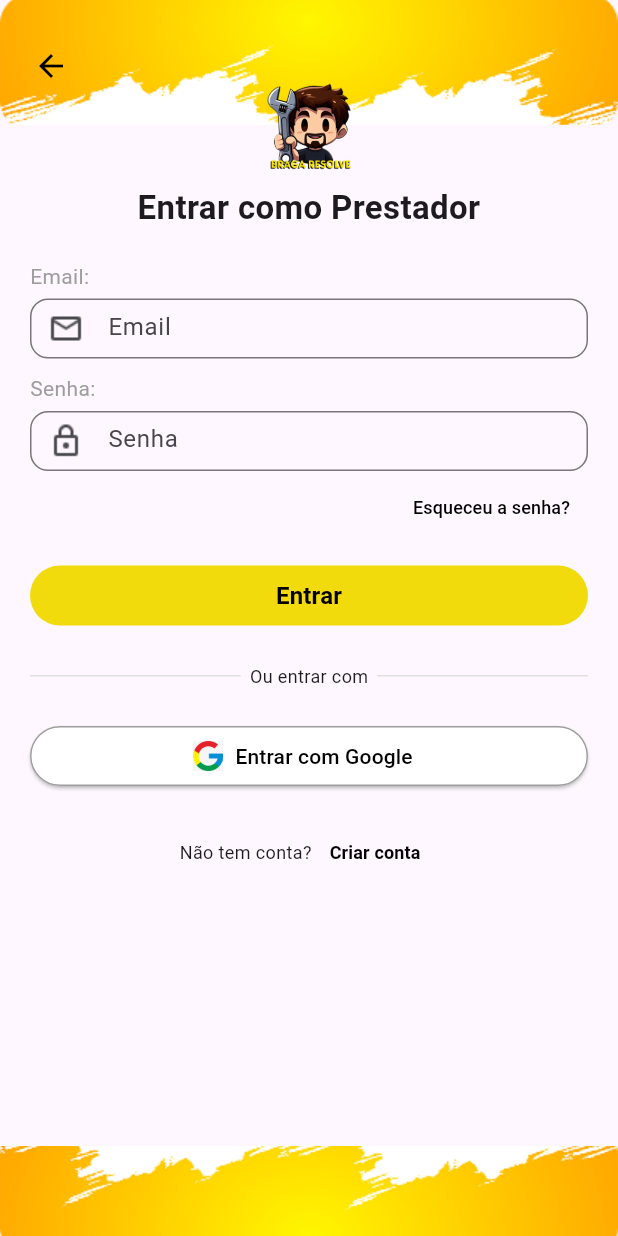
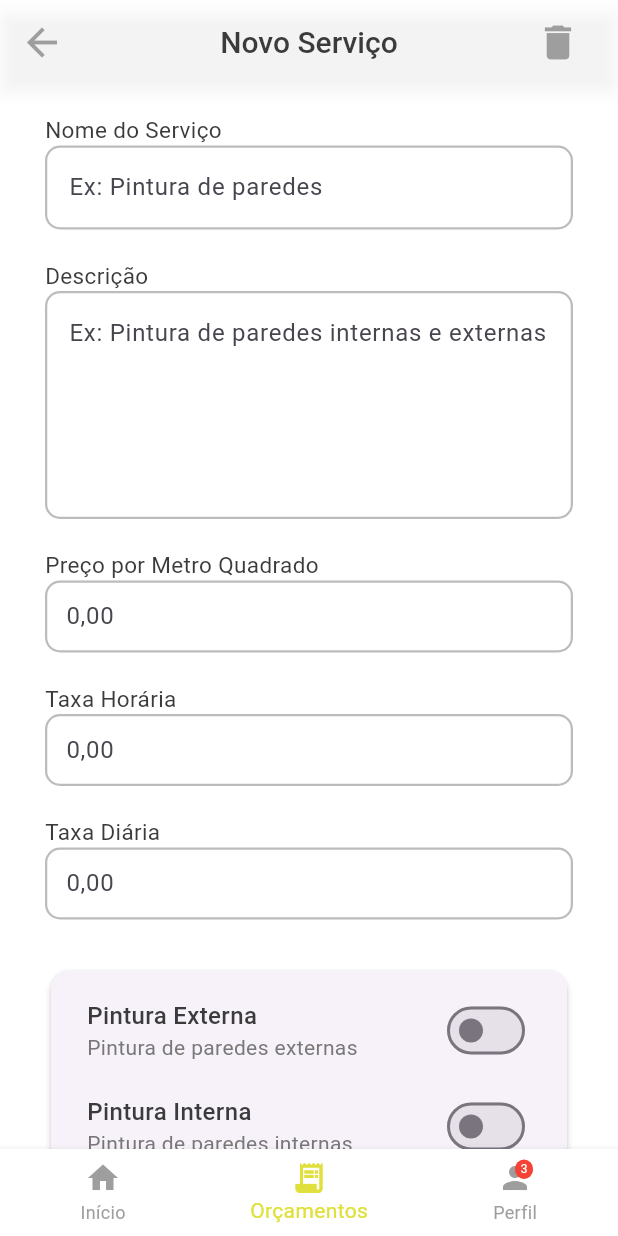
Before and after one commit to Adri210/Braga-Resolve, a Flutter app: the Prestadorscreen screen opened directly, after a tap on "Entrar", on a phone screen of 412 x 824 dp. Run offline on Flutter 3.47's test engine with Material 3 defaults, Android fonts, the light colour scheme and no system bars.

Commit message:
Tela- Novo-Orcamento
Adicionado a tela de criacao do orcamento para o prestador de servicos

```diff
--- /dev/null
+++ b/lib/Components/barra_navegacao.dart
@@ -0,0 +1,72 @@
+import 'package:flutter/material.dart';
+
+class CustomBottomNavigation extends StatelessWidget {
+  final int currentIndex;
+  final Function(int) onTap;
+
+  const CustomBottomNavigation({
+    super.key,
+    required this.currentIndex,
+    required this.onTap,
+  });
+
+  @override
+  Widget build(BuildContext context) {
+    return Theme(
+      data: Theme.of(context).copyWith(
+        bottomNavigationBarTheme: const BottomNavigationBarThemeData(
+          selectedItemColor: Color.fromARGB(255, 224, 224, 60),
+          unselectedItemColor: Colors.grey,
+          backgroundColor: Colors.white,
+          elevation: 4,
+          type: BottomNavigationBarType.fixed,
+        ),
+      ),
+      child: BottomNavigationBar(
+        items: [
+          const BottomNavigationBarItem(
+            icon: Icon(Icons.home),
+            label: 'Início',
+          ),
+          const BottomNavigationBarItem(
+            icon: Icon(Icons.receipt_long),
+            label: 'Orçamentos',
+          ),
+          BottomNavigationBarItem(
+            icon: Stack(
+              children: [
+                const Icon(Icons.person),
+                Positioned(
+                  right: 0,
+                  top: 0,
+                  child: Container(
+                    padding: const EdgeInsets.all(1),
+                    decoration: BoxDecoration(
+                      color: Colors.red,
+                      borderRadius: BorderRadius.circular(6),
+                    ),
+                    constraints: const BoxConstraints(
+                      minWidth: 12,
+                      minHeight: 12,
+                    ),
+                    child: const Text(
+                      '3',
+                      style: TextStyle(
+                        color: Colors.white,
+                        fontSize: 8,
+                      ),
+                      textAlign: TextAlign.center,
+                    ),
+                  ),
+                ),
+              ],
+            ),
+            label: 'Perfil',
+          ),
+        ],
+        currentIndex: currentIndex,
+        onTap: onTap,
+      ),
+    );
+  }
+}
--- a/lib/prestadorscreen.dart
+++ b/lib/Screens/clientescreen.dart
@@ -13,13 +13,13 @@ class MyApp extends StatelessWidget {
     return MaterialApp(
       debugShowCheckedModeBanner: false,
       title: '',
-      home: const Prestadorscreen(),
+      home: const ClienteScreen(),
     );
   }
 }
 
-class Prestadorscreen extends StatelessWidget {
-  const Prestadorscreen({super.key});
+class ClienteScreen extends StatelessWidget {
+  const ClienteScreen({super.key});
 
   @override
   Widget build(BuildContext context) {
@@ -27,6 +27,7 @@ class Prestadorscreen extends StatelessWidget {
     const double logoHeight = 60;
 
     return Scaffold(
+      backgroundColor: Colors.white,
       body: Stack(
         children: [
           // Corpo
@@ -37,7 +38,7 @@ class Prestadorscreen extends StatelessWidget {
               children: [
                 const SizedBox(height: 10),
                 const Text(
-                  'Entrar como Prestador',
+                  'Entrar como Cliente',
                   style: TextStyle(fontSize: 22, fontWeight: FontWeight.bold),
                   textAlign: TextAlign.center,
                 ),
@@ -138,7 +139,7 @@ class Prestadorscreen extends StatelessWidget {
           SizedBox(
             width: double.infinity,
             height: topoHeight,
-            child: Image.asset("assets/images/logo_top.png", fit: BoxFit.cover),
+            child: Image.asset("assets/images/logo_top.jpg", fit: BoxFit.cover),
           ),
           // Seta de voltar
           Positioned(
@@ -170,8 +171,8 @@ class Prestadorscreen extends StatelessWidget {
             right: 0,
             child: SizedBox(
               width: double.infinity,
-              height: 60,
-              child: Image.asset("assets/images/footer.png", fit: BoxFit.cover),
+              height: 110,
+              child: Image.asset("assets/images/footer.jpg", fit: BoxFit.cover),
             ),
           ),
         ],
--- /dev/null
+++ b/lib/Screens/orcamentoscreen.dart
@@ -0,0 +1,439 @@
+import 'package:flutter/material.dart';
+import '../Components/barra_navegacao.dart';
+
+class Budget extends StatefulWidget {
+  const Budget({super.key});
+
+  @override
+  State<Budget> createState() => _BudgetState();
+}
+
+class _BudgetState extends State<Budget> {
+
+  bool pinturaExterna = false;
+  bool pinturaInterna = false;
+  bool usoMaterialPrestador = false;
+
+  @override
+  Widget build(BuildContext context) {
+    return Scaffold(
+      backgroundColor: Colors.white,
+      appBar: AppBar(
+        title: const Text('Novo Serviço'),
+        titleTextStyle: const TextStyle(
+          fontSize: 20,
+          color: Color.fromARGB(255, 59, 59, 59),
+          fontWeight: FontWeight.w500,
+        ),
+        centerTitle: true,
+        backgroundColor: Colors.transparent,
+        surfaceTintColor: Colors.transparent,
+        leading: IconButton(
+          icon: const Icon(Icons.arrow_back, color: Colors.grey, size: 30.0),
+          onPressed: () {},
+        ),
+        actions: [
+          IconButton(
+            icon: const Icon(Icons.delete, color: Colors.grey, size: 30.0),
+            onPressed: () {},
+          ),
+          const Padding(
+            padding: EdgeInsets.only(right: 16.0),
+            child: SizedBox.shrink(),
+          ),
+        ],
+        elevation: 4,
+        shadowColor: Colors.grey.withAlpha(30),
+      ),
+      body: Padding(
+        padding: const EdgeInsets.only(left: 30.0, right: 30.0),
+        child: Center(
+          child: ListView(
+          children: [
+              const Padding(
+                padding: EdgeInsets.only(top: 20.0),
+                child: Text(
+                  'Nome do Serviço',
+                  textAlign: TextAlign.start,
+                  style: TextStyle(
+                    fontSize: 15,
+                    color: Color.fromARGB(255, 59, 59, 59),
+                  ),
+                ),
+              ),
+              const TextField(
+                decoration: InputDecoration(
+                  enabledBorder: OutlineInputBorder(
+                    borderRadius: BorderRadius.all(Radius.circular(10.0)),
+                    borderSide: BorderSide(
+                      color: Color.fromARGB(255, 189, 188, 188),
+                      width: 1.5,
+                    ),
+                  ),
+                  focusedBorder: OutlineInputBorder(
+                    borderSide: BorderSide(
+                      color: Color.fromARGB(255, 224, 224, 60),
+                      width: 2.0,
+                    ),
+                    borderRadius: BorderRadius.all(Radius.circular(10.0)),
+                  ),
+                  hintText: 'Ex: Pintura de paredes',
+                ),
+              ),
+              const Padding(
+                padding: EdgeInsets.only(top: 20.0),
+                child: Text(
+                  'Descrição',
+                  textAlign: TextAlign.start,
+                  style: TextStyle(
+                    fontSize: 15,
+                    color: Color.fromARGB(255, 59, 59, 59),
+                  ),
+                ),
+              ),
+              const TextField(
+                maxLines: null,
+                minLines: 5,
+                decoration: InputDecoration(
+                  enabledBorder: OutlineInputBorder(
+                    borderRadius: BorderRadius.all(Radius.circular(10.0)),
+                    borderSide: BorderSide(
+                      color: Color.fromARGB(255, 189, 188, 188),
+                      width: 1.5,
+                    ),
+                  ),
+                  focusedBorder: OutlineInputBorder(
+                    borderSide: BorderSide(
+                      color: Color.fromARGB(255, 224, 224, 60),
+                      width: 2.0,
+                    ),
+                    borderRadius: BorderRadius.all(Radius.circular(10.0)),
+                  ),
+                  hintText: 'Ex: Pintura de paredes internas e externas',
+                ),
+              ),
+              const Padding(
+                padding: EdgeInsets.only(top: 20.0),
+                child: Text(
+                  'Preço por Metro Quadrado',
+                  textAlign: TextAlign.start,
+                  style: TextStyle(
+                    fontSize: 15,
+                    color: Color.fromARGB(255, 59, 59, 59),
+                  ),
+                ),
+              ),
+              const TextField(
+                decoration: InputDecoration(
+                  contentPadding: EdgeInsets.symmetric(
+                    vertical: 10,
+                    horizontal: 10,
+                  ),
+                  enabledBorder: OutlineInputBorder(
+                    borderRadius: BorderRadius.all(Radius.circular(10.0)),
+                    borderSide: BorderSide(
+                      color: Color.fromARGB(255, 189, 188, 188),
+                      width: 1.5,
+                    ),
+                  ),
+                  focusedBorder: OutlineInputBorder(
+                    borderSide: BorderSide(
+                      color: Color.fromARGB(255, 224, 224, 60),
+                      width: 2.0,
+                    ),
+                    borderRadius: BorderRadius.all(Radius.circular(10.0)),
+                  ),
+                  hintText: '0,00',
+                  suffixText: 'R\$/m²',
+                ),
+              ),
+              const Padding(
+                padding: EdgeInsets.only(top: 20.0),
+                child: Text(
+                  'Taxa Horária',
+                  textAlign: TextAlign.start,
+                  style: TextStyle(
+                    fontSize: 15,
+                    color: Color.fromARGB(255, 59, 59, 59),
+                  ),
+                ),
+              ),
+              const TextField(
+                decoration: InputDecoration(
+                  contentPadding: EdgeInsets.symmetric(
+                    vertical: 10,
+                    horizontal: 10,
+                  ),
+                  enabledBorder: OutlineInputBorder(
+                    borderRadius: BorderRadius.all(Radius.circular(10.0)),
+                    borderSide: BorderSide(
+                      color: Color.fromARGB(255, 189, 188, 188),
+                      width: 1.5,
+                    ),
+                  ),
+                  focusedBorder: OutlineInputBorder(
+                    borderSide: BorderSide(
+                      color: Color.fromARGB(255, 224, 224, 60),
+                      width: 2.0,
+                    ),
+                    borderRadius: BorderRadius.all(Radius.circular(10.0)),
+                  ),
+                  hintText: '0,00',
+                  suffixText: 'R\$/h',
+                ),
+              ),
+              const Padding(
+                padding: EdgeInsets.only(top: 20.0),
+                child: Text(
+                  'Taxa Diária',
+                  textAlign: TextAlign.start,
+                  style: TextStyle(
+                    fontSize: 15,
+                    color: Color.fromARGB(255, 59, 59, 59),
+                  ),
+                ),
+              ),
+              const TextField(
+                decoration: InputDecoration(
+                  contentPadding: EdgeInsets.symmetric(
+                    vertical: 10,
+                    horizontal: 10,
+                  ),
+                  enabledBorder: OutlineInputBorder(
+                    borderRadius: BorderRadius.all(Radius.circular(10.0)),
+                    borderSide: BorderSide(
+                      color: Color.fromARGB(255, 189, 188, 188),
+                      width: 1.5,
+                    ),
+                  ),
+                  focusedBorder: OutlineInputBorder(
+                    borderSide: BorderSide(
+                      color: Color.fromARGB(255, 224, 224, 60),
+                      width: 2.0,
+                    ),
+                    borderRadius: BorderRadius.all(Radius.circular(10.0)),
+                  ),
+                  hintText: '0,00',
+                  suffixText: 'R\$/dia',
+                ),
+              ),
+              // Seção de Switches
+              Padding(
+                padding: const EdgeInsets.only(top: 30.0),
+                child: Card(
+                  elevation: 2,
+                  shape: RoundedRectangleBorder(
+                    borderRadius: BorderRadius.circular(12),
+                  ),
+                  child: Padding(
+                    padding: const EdgeInsets.all(8.0),
+                    child: Column(
+                      children: [
+                    // Switch Pintura Externa
+                    Container(
+                      padding: const EdgeInsets.symmetric(vertical: 8.0, horizontal: 16.0),
+                      child: Row(
+                        mainAxisAlignment: MainAxisAlignment.spaceBetween,
+                        children: [
+                          const Column(
+                            crossAxisAlignment: CrossAxisAlignment.start,
+                            children: [
+                              Text(
+                                'Pintura Externa',
+                                style: TextStyle(
+                                  fontSize: 16,
+                                  fontWeight: FontWeight.w500,
+                                  color: Color.fromARGB(255, 59, 59, 59),
+                                ),
+                              ),
+                              Text(
+                                'Pintura de paredes externas',
+                                style: TextStyle(
+                                  fontSize: 14,
+                                  color: Color.fromARGB(255, 120, 120, 120),
+                                ),
+                              ),
+                            ],
+                          ),
+                          Switch(
+                            value: pinturaExterna,
+                            onChanged: (bool value) {
+                              setState(() {
+                                pinturaExterna = value;
+                              });
+                            },
+                            activeColor: Colors.white,
+                            activeTrackColor: Color(0xFFF2DB0D),
+                          ),
+                        ],
+                      ),
+                    ),
+
+                    Container(
+                      padding: const EdgeInsets.symmetric(vertical: 8.0, horizontal: 16.0),
+                      child: Row(
+                        mainAxisAlignment: MainAxisAlignment.spaceBetween,
+                        children: [
+                          const Column(
+                            crossAxisAlignment: CrossAxisAlignment.start,
+                            children: [
+                              Text(
+                                'Pintura Interna',
+                                style: TextStyle(
+                                  fontSize: 16,
+                                  fontWeight: FontWeight.w500,
+                                  color: Color.fromARGB(255, 59, 59, 59),
+                                ),
+                              ),
+                              Text(
+                                'Pintura de paredes internas',
+                                style: TextStyle(
+                                  fontSize: 14,
+                                  color: Color.fromARGB(255, 120, 120, 120),
+                                ),
+                              ),
+                            ],
+                          ),
+                          Switch(
+                            value: pinturaInterna,
+                            onChanged: (bool value) {
+                              setState(() {
+                                pinturaInterna = value;
+                              });
+                            },
+                            activeColor: Colors.white,
+                            activeTrackColor: Color(0xFFF2DB0D),
+                          ),
+                        ],
+                      ),
+                    ),
+
+                    Container(
+                      padding: const EdgeInsets.symmetric(vertical: 8.0, horizontal: 16.0),
+                      child: Row(
+                        mainAxisAlignment: MainAxisAlignment.spaceBetween,
+                        children: [
+                          const Column(
+                            crossAxisAlignment: CrossAxisAlignment.start,
+                            children: [
+                              Text(
+                                'Uso de Material do Prestador',
+                                style: TextStyle(
+                                  fontSize: 16,
+                                  fontWeight: FontWeight.w500,
+                                  color: Color.fromARGB(255, 59, 59, 59),
+                                ),
+                              ),
+                              Text(
+                                'Inclui tintas, pincéis, etc.',
+                                style: TextStyle(
+                                  fontSize: 14,
+                                  color: Color.fromARGB(255, 120, 120, 120),
+                                ),
+                              ),
+                            ],
+                          ),
+                          Switch(
+                            value: usoMaterialPrestador,
+                            onChanged: (bool value) {
+                              setState(() {
+                                usoMaterialPrestador = value;
+                              });
+                            },
+                            activeColor: Colors.white,
+                            activeTrackColor: Color(0xFFF2DB0D),
+                          ),
+                        ],
+                      ),
+                    ),
+                      ],
+                    ),
+                  ),
+                ),
+              ),
+
+              Padding(
+                padding: const EdgeInsets.only(top: 30.0, bottom: 20.0),
+                child: SizedBox(
+                  width: double.infinity,
+                  height: 50,
+                  child: ElevatedButton(
+                    onPressed: () {
+                      _salvarServico();
+                    },
+                    style: ElevatedButton.styleFrom(
+                      backgroundColor: const Color(0xFFF2DB0D),
+                      shape: RoundedRectangleBorder(
+                        borderRadius: BorderRadius.circular(10),
+                      ),
+                    ),
+                    child: const Text(
+                      'Salvar Serviço',
+                      style: TextStyle(
+                        fontSize: 18,
+                        fontWeight: FontWeight.bold,
+                        color: Colors.black,
+                      ),
+                    ),
+                  ),
+                ),
+              ),
+            ],
+          ),
+        ),
+      ),
+
+      bottomNavigationBar: CustomBottomNavigation(
+        currentIndex: 1,
+        onTap: (int index) {
+
+          switch (index) {
+            case 0:
+
+              break;
+            case 1:
+
+              break;
+            case 2:
+
+              break;
+          }
+        },
+      ),
+    );
+  }
+
+
+  void _salvarServico() {
+
+
+    showDialog(
+      context: context,
+      builder: (BuildContext context) {
+        return AlertDialog(
+          title: const Text('Serviço Salvo'),
+          content: Column(
+            mainAxisSize: MainAxisSize.min,
+            crossAxisAlignment: CrossAxisAlignment.start,
+            children: [
+              const Text('Serviço salvo com sucesso!'),
+              const SizedBox(height: 10),
+              const Text('Configurações:'),
+              Text('• Pintura Externa: ${pinturaExterna ? "Sim" : "Não"}'),
+              Text('• Pintura Interna: ${pinturaInterna ? "Sim" : "Não"}'),
+              Text('• Material do Prestador: ${usoMaterialPrestador ? "Sim" : "Não"}'),
+            ],
+          ),
+          actions: [
+            TextButton(
+              onPressed: () {
+                Navigator.of(context).pop();
+              },
+              child: const Text('OK'),
+            ),
+          ],
+        );
+      },
+    );
+  }
+}
--- a/lib/clientescreen.dart
+++ b/lib/Screens/prestadorscreen.dart
@@ -1,5 +1,6 @@
 import 'package:flutter/material.dart';
 import 'package:braga_resolve/main.dart';
+import 'orcamentoscreen.dart';
 
 void main() {
   runApp(const MyApp());
@@ -13,13 +14,13 @@ class MyApp extends StatelessWidget {
     return MaterialApp(
       debugShowCheckedModeBanner: false,
       title: '',
-      home: const ClienteScreen(),
+      home: const Prestadorscreen(),
     );
   }
 }
 
-class ClienteScreen extends StatelessWidget {
-  const ClienteScreen({super.key});
+class Prestadorscreen extends StatelessWidget {
+  const Prestadorscreen({super.key});
 
   @override
   Widget build(BuildContext context) {
@@ -27,6 +28,7 @@ class ClienteScreen extends StatelessWidget {
     const double logoHeight = 60;
 
     return Scaffold(
+      backgroundColor: Colors.white,
       body: Stack(
         children: [
           // Corpo
@@ -37,7 +39,7 @@ class ClienteScreen extends StatelessWidget {
               children: [
                 const SizedBox(height: 10),
                 const Text(
-                  'Entrar como Cliente',
+                  'Entrar como Prestador',
                   style: TextStyle(fontSize: 22, fontWeight: FontWeight.bold),
                   textAlign: TextAlign.center,
                 ),
@@ -82,7 +84,12 @@ class ClienteScreen extends StatelessWidget {
                 SizedBox(
                   height: 40,
                   child: ElevatedButton(
-                    onPressed: () {},
+                    onPressed: () {
+                      Navigator.pushReplacement(
+                        context,
+                        MaterialPageRoute(builder: (context) => const Budget()),
+                      );
+                    },
                     style: ElevatedButton.styleFrom(
                       backgroundColor: const Color(0xFFF2DB0D),
                       foregroundColor: Colors.black,
@@ -138,7 +145,7 @@ class ClienteScreen extends StatelessWidget {
           SizedBox(
             width: double.infinity,
             height: topoHeight,
-            child: Image.asset("assets/images/logo_top.png", fit: BoxFit.cover),
+            child: Image.asset("assets/images/logo_top.jpg", fit: BoxFit.cover),
           ),
           // Seta de voltar
           Positioned(
@@ -170,8 +177,8 @@ class ClienteScreen extends StatelessWidget {
             right: 0,
             child: SizedBox(
               width: double.infinity,
-              height: 60,
-              child: Image.asset("assets/images/footer.png", fit: BoxFit.cover),
+              height: 110,
+              child: Image.asset("assets/images/footer.jpg", fit: BoxFit.cover),
             ),
           ),
         ],
--- a/lib/main.dart
+++ b/lib/main.dart
@@ -1,6 +1,6 @@
 import 'package:flutter/material.dart';
-import 'package:braga_resolve/ClienteScreen.dart';
-import 'package:braga_resolve/prestadorscreen.dart';
+import 'Screens/clientescreen.dart';
+import 'package:braga_resolve/Screens/prestadorscreen.dart';
 
 void main() {
   runApp(const MyApp());
@@ -25,13 +25,14 @@ class WelcomeScreen extends StatelessWidget {
   @override
   Widget build(BuildContext context) {
     return Scaffold(
-      // TOPO COM IMAGEM NA APPBAR
+
       appBar: PreferredSize(
-        preferredSize: const Size.fromHeight(60),
+        preferredSize: const Size.fromHeight(110),
         child: SizedBox(
           width: double.infinity,
+          height: 110,
           child: Image.asset(
-            "assets/images/logo_top.png", // imagem topo
+            "assets/images/logo_top.jpg", // imagem topo
             fit: BoxFit.cover,
           ),
         ),
@@ -46,7 +47,7 @@ class WelcomeScreen extends StatelessWidget {
             children: [
               Image.asset(
                 'assets/images/logo.png',
-                height: 120,
+                height: 200,
               ),
               const SizedBox(height: 30),
               const Text(
@@ -126,12 +127,11 @@ class WelcomeScreen extends StatelessWidget {
         ),
       ),
 
-      // FOOTER COM IMAGEM
       bottomNavigationBar: SizedBox(
         width: double.infinity,
-        height: 60,
+        height: 110,
         child: Image.asset(
-          "assets/images/footer.png", // imagem rodapé
+          "assets/images/footer.jpg",
           fit: BoxFit.cover,
         ),
       ),
--- a/pubspec.yaml
+++ b/pubspec.yaml
@@ -61,6 +61,9 @@ flutter:
   assets:
     - assets/images/
     - assets/images/logo_top.png
+    - assets/images/
+    - assets/images/logo_top.jpg
+    - assets/images/footer.jpg
   #   - images/a_dot_ham.jpeg
 
   # An image asset can refer to one or more resolution-specific "variants", see
```
Also changed, not shown: assets/images/footer.jpg (added), assets/images/logo_top.jpg (added).
